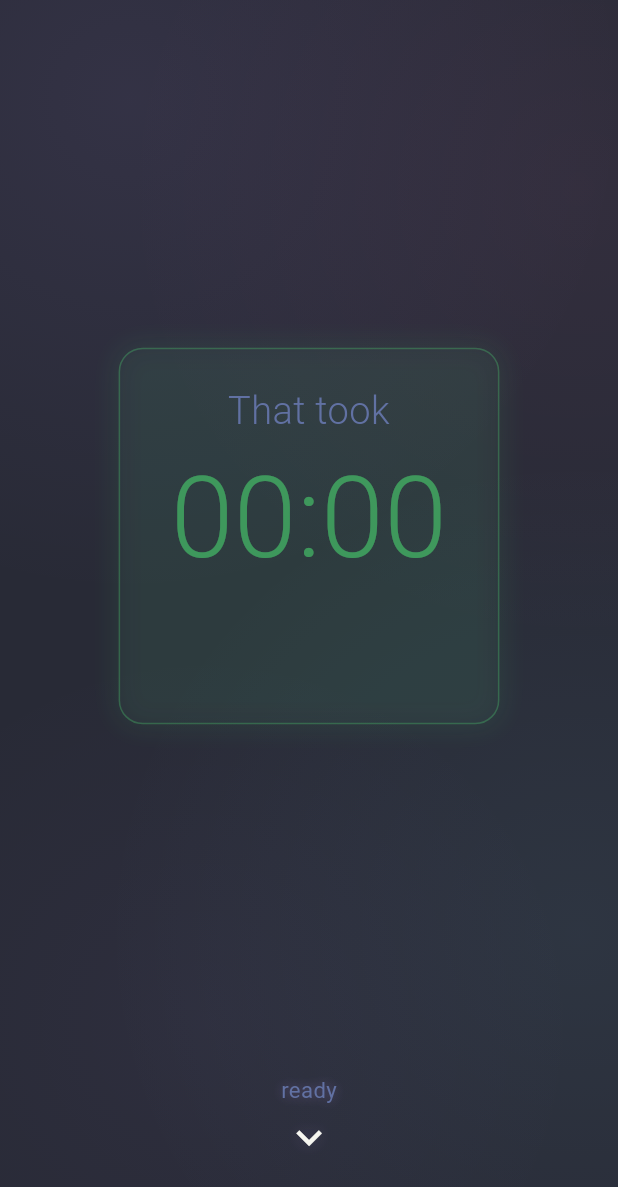
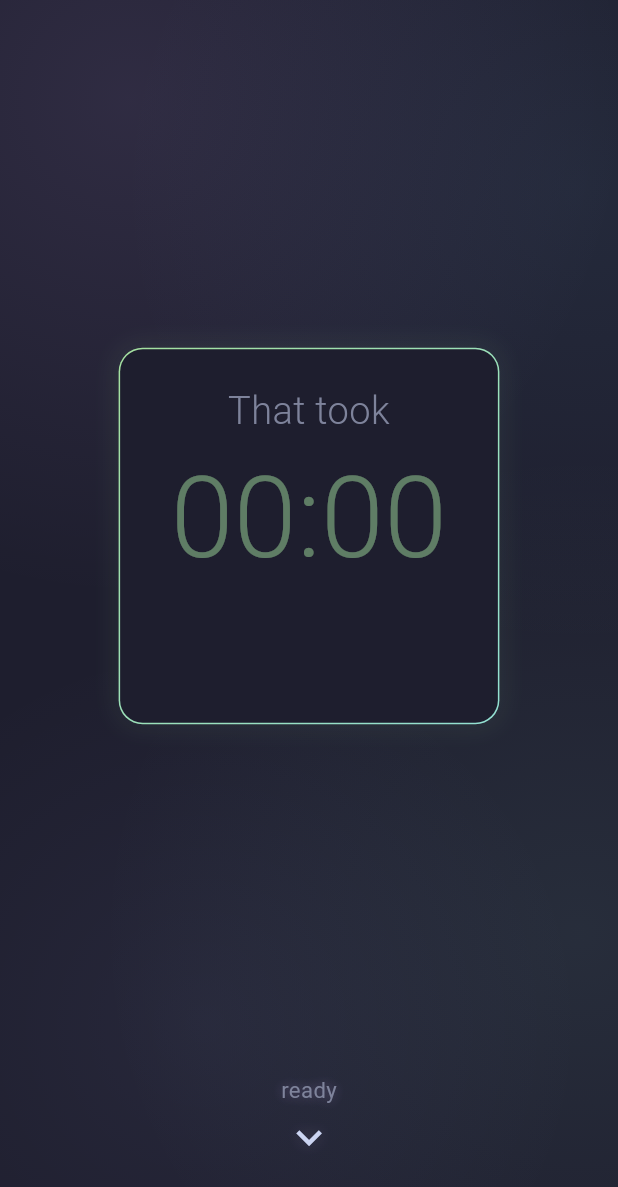
Before and after one commit to vocino/chunk, a Flutter app: the screen it shows after launch, scrolled down 1728 dp, on a phone screen of 412 x 824 dp. Shown: the top 1187 px of the screen. Run offline on Flutter 3.47's test engine with Material 3 defaults, Android fonts, the light colour scheme and no system bars; our stand-ins replace audioplayers; missing offline and left inert: dart:js_interop.

Commit message:
Migrate to Catppuccin Mocha palette with gradient borders
Replace Dracula theme with full Catppuccin Mocha color palette and add
gradient border support to GlassContainer for vibrant accent edges on
completion and break cards.

```diff
--- a/lib/screens/session_screen.dart
+++ b/lib/screens/session_screen.dart
@@ -128,7 +128,7 @@
   @override
   Widget build(BuildContext context) {
     return Scaffold(
-      backgroundColor: AppTheme.background,
+      backgroundColor: AppTheme.base,
       body: Stack(
         children: [
           const RepaintBoundary(
@@ -205,7 +205,7 @@
             Text(
               'Ready?',
               textAlign: TextAlign.center,
-              style: AppTheme.headingLarge(context).copyWith(color: AppTheme.purple),
+              style: AppTheme.headingLarge(context).copyWith(color: AppTheme.mauve),
             ),
             const SizedBox(height: 24),
             Text(
@@ -213,7 +213,7 @@
               style: TextStyle(
                 fontSize: 14 * AppTheme.scaleFactor(context),
                 fontWeight: FontWeight.w400,
-                color: AppTheme.comment,
+                color: AppTheme.overlay1,
               ),
             ),
             const SizedBox(height: 12),
@@ -366,6 +366,10 @@
             const Spacer(),
             GlassContainer(
               glowColor: AppTheme.green,
+              borderGradient: AppTheme.borderGradient(
+                from: AppTheme.green,
+                to: AppTheme.teal,
+              ),
               fillOpacity: 0.10,
               child: Column(
                 mainAxisSize: MainAxisSize.min,
@@ -375,7 +379,7 @@
                     child: Text(
                       'That took',
                       style:
-                          AppTheme.bodyLarge(context).copyWith(color: AppTheme.comment),
+                          AppTheme.bodyLarge(context).copyWith(color: AppTheme.overlay1),
                       textAlign: TextAlign.center,
                     ),
                   ),
@@ -409,7 +413,7 @@
                         child: Text(
                           '${widget.questionsUntilBreak} more until break',
                           style: AppTheme.bodyLarge(context)
-                              .copyWith(color: AppTheme.comment),
+                              .copyWith(color: AppTheme.overlay1),
                           textAlign: TextAlign.center,
                         ),
                       ),
@@ -479,6 +483,10 @@
             const Spacer(),
             GlassContainer(
               glowColor: AppTheme.pink,
+              borderGradient: AppTheme.borderGradient(
+                from: AppTheme.pink,
+                to: AppTheme.mauve,
+              ),
               fillOpacity: 0.12,
               child: Column(
                 mainAxisSize: MainAxisSize.min,
@@ -494,7 +502,7 @@
                     '$_remainingSeconds',
                     style: AppTheme.headingLarge(context).copyWith(
                       fontSize: 72 * AppTheme.scaleFactor(context),
-                      color: AppTheme.cyan,
+                      color: AppTheme.sky,
                     ),
                     textAlign: TextAlign.center,
                   ),
@@ -503,7 +511,7 @@
                     'How about:',
                     style: AppTheme.bodyLarge(context).copyWith(
                       fontSize: 20 * AppTheme.scaleFactor(context),
-                      color: AppTheme.comment,
+                      color: AppTheme.overlay1,
                     ),
                     textAlign: TextAlign.center,
                   ),
--- a/lib/theme/app_theme.dart
+++ b/lib/theme/app_theme.dart
@@ -1,19 +1,76 @@
 import 'package:flutter/material.dart';
 
 class AppTheme {
-  // Dracula Theme Colors
-  static const Color background = Color(0xFF282A36);
-  static const Color currentLine = Color(0xFF6272A4);
-  static const Color selection = Color(0xFF44475A);
-  static const Color foreground = Color(0xFFF8F8F2);
-  static const Color comment = Color(0xFF6272A4);
-  static const Color red = Color(0xFFFF5555);
-  static const Color orange = Color(0xFFFFB86C);
-  static const Color yellow = Color(0xFFF1FA8C);
-  static const Color green = Color(0xFF50FA7B);
-  static const Color cyan = Color(0xFF8BE9FD);
-  static const Color purple = Color(0xFFBD93F9);
-  static const Color pink = Color(0xFFFF79C6);
+  // Catppuccin Mocha - Base
+  static const Color base = Color(0xFF1E1E2E);
+  static const Color mantle = Color(0xFF181825);
+  static const Color crust = Color(0xFF11111B);
+  static const Color surface0 = Color(0xFF313244);
+  static const Color surface1 = Color(0xFF45475A);
+  static const Color surface2 = Color(0xFF585B70);
+  static const Color overlay0 = Color(0xFF6C7086);
+  static const Color overlay1 = Color(0xFF7F849C);
+  static const Color overlay2 = Color(0xFF9399B2);
+  static const Color subtext0 = Color(0xFFA6ADC8);
+  static const Color subtext1 = Color(0xFFBAC2DE);
+  static const Color text = Color(0xFFCDD6F4);
+
+  // Catppuccin Mocha - Accents
+  static const Color rosewater = Color(0xFFF5E0DC);
+  static const Color flamingo = Color(0xFFF2CDCD);
+  static const Color pink = Color(0xFFF5C2E7);
+  static const Color mauve = Color(0xFFCBA6F7);
+  static const Color red = Color(0xFFF38BA8);
+  static const Color maroon = Color(0xFFEBA0AC);
+  static const Color peach = Color(0xFFFAB387);
+  static const Color yellow = Color(0xFFF9E2AF);
+  static const Color green = Color(0xFFA6E3A1);
+  static const Color teal = Color(0xFF94E2D5);
+  static const Color sky = Color(0xFF89DCEB);
+  static const Color sapphire = Color(0xFF74C7EC);
+  static const Color blue = Color(0xFF89B4FA);
+  static const Color lavender = Color(0xFFB4BEFE);
+
+  // Backward-compatible aliases
+  static const Color background = base;
+  static const Color currentLine = overlay0;
+  static const Color selection = surface0;
+  static const Color foreground = text;
+  static const Color comment = overlay1;
+  static const Color purple = mauve;
+  static const Color cyan = sky;
+  static const Color orange = peach;
+
+  // Gradient Utilities
+  static const LinearGradient accentGradient = LinearGradient(
+    colors: [teal, mauve],
+    begin: Alignment.topLeft,
+    end: Alignment.bottomRight,
+  );
+
+  static const LinearGradient surfaceGradient = LinearGradient(
+    colors: [base, mantle],
+    begin: Alignment.topCenter,
+    end: Alignment.bottomCenter,
+  );
+
+  static LinearGradient glowGradient(Color color) => LinearGradient(
+    colors: [
+      color.withValues(alpha: 0.3),
+      color.withValues(alpha: 0.0),
+    ],
+    begin: Alignment.topCenter,
+    end: Alignment.bottomCenter,
+  );
+
+  static LinearGradient borderGradient({
+    Color from = teal,
+    Color to = mauve,
+  }) => LinearGradient(
+    colors: [from, to],
+    begin: Alignment.topLeft,
+    end: Alignment.bottomRight,
+  );
 
   // Responsive scaling
   static double scaleFactor(BuildContext context) {
@@ -25,21 +82,21 @@
   static const TextStyle _headingLarge = TextStyle(
     fontSize: 48,
     fontWeight: FontWeight.w300,
-    color: foreground,
+    color: text,
     height: 1.2,
   );
 
   static const TextStyle _headingMedium = TextStyle(
     fontSize: 32,
     fontWeight: FontWeight.w400,
-    color: foreground,
+    color: text,
     height: 1.3,
   );
 
   static const TextStyle _bodyLarge = TextStyle(
     fontSize: 24,
     fontWeight: FontWeight.w300,
-    color: foreground,
+    color: text,
     height: 1.4,
   );
 
@@ -57,11 +114,11 @@
   static final ButtonStyle primaryButtonStyle = ButtonStyle(
     backgroundColor: WidgetStateProperty.resolveWith((states) {
       if (states.contains(WidgetState.pressed)) {
-        return purple.withValues(alpha: 0.40);
+        return mauve.withValues(alpha: 0.40);
       }
-      return purple.withValues(alpha: 0.20);
+      return mauve.withValues(alpha: 0.20);
     }),
-    foregroundColor: WidgetStateProperty.all(foreground),
+    foregroundColor: WidgetStateProperty.all(text),
     minimumSize: WidgetStateProperty.all(const Size(double.infinity, 72)),
     shape: WidgetStateProperty.resolveWith((states) {
       final borderOpacity =
@@ -69,7 +126,7 @@
       return RoundedRectangleBorder(
         borderRadius: BorderRadius.circular(16),
         side: BorderSide(
-          color: purple.withValues(alpha: borderOpacity),
+          color: mauve.withValues(alpha: borderOpacity),
           width: 1.0,
         ),
       );
@@ -83,14 +140,14 @@
     return ThemeData(
       useMaterial3: true,
       colorScheme: ColorScheme.fromSeed(
-        seedColor: purple,
+        seedColor: mauve,
         brightness: Brightness.dark,
       ).copyWith(
-        surface: background,
+        surface: base,
       ),
-      scaffoldBackgroundColor: background,
+      scaffoldBackgroundColor: base,
       fontFamily: 'Roboto',
-      iconTheme: const IconThemeData(color: comment),
+      iconTheme: const IconThemeData(color: overlay1),
       textTheme: const TextTheme(
         displayLarge: _headingLarge,
         displayMedium: _headingMedium,
--- a/lib/widgets/advance_arrow.dart
+++ b/lib/widgets/advance_arrow.dart
@@ -95,10 +95,10 @@
                   style: TextStyle(
                     fontSize: (widget.enlarged ? 18 : 14) * AppTheme.scaleFactor(context),
                     fontWeight: FontWeight.w400,
-                    color: AppTheme.comment,
+                    color: AppTheme.overlay1,
                     shadows: [
                       Shadow(
-                        color: AppTheme.purple.withValues(alpha: 0.3),
+                        color: AppTheme.mauve.withValues(alpha: 0.3),
                         blurRadius: 8,
                       ),
                     ],
@@ -108,10 +108,10 @@
                 Icon(
                   Icons.keyboard_arrow_down,
                   size: (widget.enlarged ? 48 : 32) * AppTheme.scaleFactor(context),
-                  color: AppTheme.foreground,
+                  color: AppTheme.text,
                   shadows: [
                     Shadow(
-                      color: AppTheme.purple.withValues(alpha: 0.2),
+                      color: AppTheme.mauve.withValues(alpha: 0.2),
                       blurRadius: 12,
                     ),
                   ],
--- a/lib/widgets/ambient_background.dart
+++ b/lib/widgets/ambient_background.dart
@@ -24,8 +24,8 @@
 
     _orbs = [
       _AmbientOrbConfig(
-        color: AppTheme.purple,
-        opacity: 0.08,
+        color: AppTheme.mauve,
+        opacity: 0.10,
         sizeRatio: 0.7 + rng.nextDouble() * 0.2,
         anchor: const Offset(-0.3, -0.3),
         driftRadius: 0.08 + rng.nextDouble() * 0.07,
@@ -33,8 +33,8 @@
         useControllerA: true,
       ),
       _AmbientOrbConfig(
-        color: AppTheme.cyan,
-        opacity: 0.06,
+        color: AppTheme.teal,
+        opacity: 0.08,
         sizeRatio: 0.6 + rng.nextDouble() * 0.2,
         anchor: const Offset(0.3, 0.3),
         driftRadius: 0.08 + rng.nextDouble() * 0.07,
@@ -42,8 +42,8 @@
         useControllerA: false,
       ),
       _AmbientOrbConfig(
-        color: AppTheme.pink,
-        opacity: 0.05,
+        color: AppTheme.sapphire,
+        opacity: 0.07,
         sizeRatio: 0.65 + rng.nextDouble() * 0.2,
         anchor: const Offset(0.3, -0.25),
         driftRadius: 0.08 + rng.nextDouble() * 0.07,
@@ -51,8 +51,8 @@
         useControllerA: true,
       ),
       _AmbientOrbConfig(
-        color: AppTheme.purple,
-        opacity: 0.04,
+        color: AppTheme.lavender,
+        opacity: 0.06,
         sizeRatio: 0.55 + rng.nextDouble() * 0.2,
         anchor: const Offset(-0.25, 0.3),
         driftRadius: 0.08 + rng.nextDouble() * 0.07,
--- a/lib/widgets/break_timer_selector.dart
+++ b/lib/widgets/break_timer_selector.dart
@@ -43,19 +43,19 @@
         height: 40 * scale,
         decoration: BoxDecoration(
           color: isSelected
-              ? AppTheme.purple.withValues(alpha: 0.20)
+              ? AppTheme.mauve.withValues(alpha: 0.20)
               : Colors.transparent,
           borderRadius: BorderRadius.circular(20 * scale),
           border: Border.all(
             color: isSelected
-                ? AppTheme.purple.withValues(alpha: 0.35)
-                : AppTheme.comment.withValues(alpha: 0.3),
+                ? AppTheme.mauve.withValues(alpha: 0.35)
+                : AppTheme.overlay1.withValues(alpha: 0.3),
             width: 1.0,
           ),
           boxShadow: isSelected
               ? [
                   BoxShadow(
-                    color: AppTheme.purple.withValues(alpha: 0.08),
+                    color: AppTheme.mauve.withValues(alpha: 0.08),
                     blurRadius: 16,
                     spreadRadius: 2,
                   ),
@@ -68,7 +68,7 @@
           style: TextStyle(
             fontSize: 14 * scale,
             fontWeight: FontWeight.w400,
-            color: isSelected ? AppTheme.foreground : AppTheme.comment,
+            color: isSelected ? AppTheme.text : AppTheme.overlay1,
           ),
         ),
       ),
--- a/lib/widgets/breathing_circle.dart
+++ b/lib/widgets/breathing_circle.dart
@@ -27,8 +27,8 @@
     // Each instance gets a unique arrangement
     _circles = [
       _CircleConfig(
-        color: AppTheme.purple,
-        baseOpacity: 0.2 + rng.nextDouble() * 0.1,
+        color: AppTheme.mauve,
+        baseOpacity: 0.25 + rng.nextDouble() * 0.1,
         minScale: 0.4 + rng.nextDouble() * 0.1,
         maxScale: 0.8 + rng.nextDouble() * 0.15,
         angle: rng.nextDouble() * 2 * pi,
@@ -37,8 +37,8 @@
         driftAmount: 0.02 + rng.nextDouble() * 0.03,
       ),
       _CircleConfig(
-        color: AppTheme.cyan,
-        baseOpacity: 0.2 + rng.nextDouble() * 0.15,
+        color: AppTheme.teal,
+        baseOpacity: 0.25 + rng.nextDouble() * 0.15,
         minScale: 0.35 + rng.nextDouble() * 0.1,
         maxScale: 0.75 + rng.nextDouble() * 0.15,
         angle: rng.nextDouble() * 2 * pi,
@@ -47,8 +47,8 @@
         driftAmount: 0.02 + rng.nextDouble() * 0.03,
       ),
       _CircleConfig(
-        color: AppTheme.pink,
-        baseOpacity: 0.2 + rng.nextDouble() * 0.1,
+        color: AppTheme.sapphire,
+        baseOpacity: 0.25 + rng.nextDouble() * 0.1,
         minScale: 0.35 + rng.nextDouble() * 0.1,
         maxScale: 0.75 + rng.nextDouble() * 0.15,
         angle: rng.nextDouble() * 2 * pi,
--- a/lib/widgets/glass_container.dart
+++ b/lib/widgets/glass_container.dart
@@ -9,6 +9,8 @@
   final double fillOpacity;
   final EdgeInsets padding;
   final double borderRadius;
+  final Gradient? borderGradient;
+  final Gradient? fillGradient;
 
   const GlassContainer({
     super.key,
@@ -19,14 +21,53 @@
     this.fillOpacity = 0.12,
     this.padding = const EdgeInsets.all(24),
     this.borderRadius = 16.0,
+    this.borderGradient,
+    this.fillGradient,
   });
 
   @override
   Widget build(BuildContext context) {
+    final boxShadow = glowColor != null
+        ? [
+            BoxShadow(
+              color: glowColor!.withValues(alpha: 0.08),
+              blurRadius: glowSpread * 16,
+              spreadRadius: glowSpread * 2,
+            ),
+          ]
+        : null;
+
+    // Gradient border: outer container holds gradient, inner holds fill
+    if (borderGradient != null) {
+      return Container(
+        decoration: BoxDecoration(
+          gradient: borderGradient,
+          borderRadius: BorderRadius.circular(borderRadius),
+          boxShadow: boxShadow,
+        ),
+        child: Container(
+          margin: const EdgeInsets.all(1.0),
+          padding: padding,
+          decoration: BoxDecoration(
+            gradient: fillGradient,
+            color: fillGradient == null
+                ? AppTheme.base
+                : null,
+            borderRadius: BorderRadius.circular(borderRadius - 1),
+          ),
+          child: child,
+        ),
+      );
+    }
+
+    // Solid border fallback
     return Container(
       padding: padding,
       decoration: BoxDecoration(
-        color: AppTheme.selection.withValues(alpha: fillOpacity),
+        gradient: fillGradient,
+        color: fillGradient == null
+            ? AppTheme.surface0.withValues(alpha: fillOpacity)
+            : null,
         borderRadius: BorderRadius.circular(borderRadius),
         border: glowColor != null
             ? Border.all(
@@ -34,15 +75,7 @@
                 width: 1.0,
               )
             : null,
-        boxShadow: glowColor != null
-            ? [
-                BoxShadow(
-                  color: glowColor!.withValues(alpha: 0.08),
-                  blurRadius: glowSpread * 16,
-                  spreadRadius: glowSpread * 2,
-                ),
-              ]
-            : null,
+        boxShadow: boxShadow,
       ),
       child: child,
     );
```
